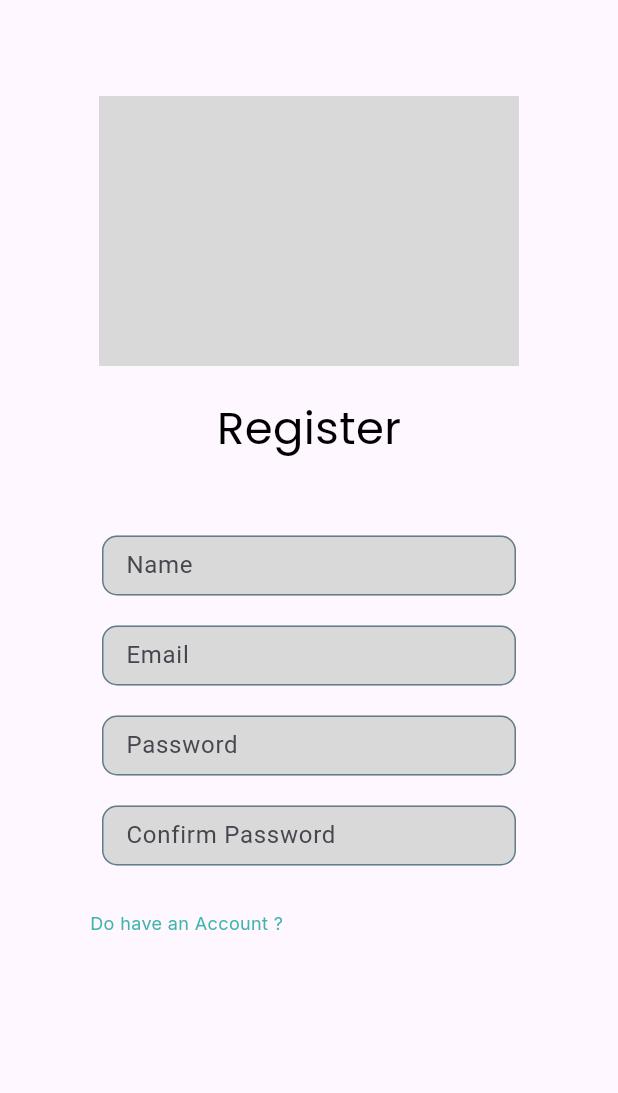
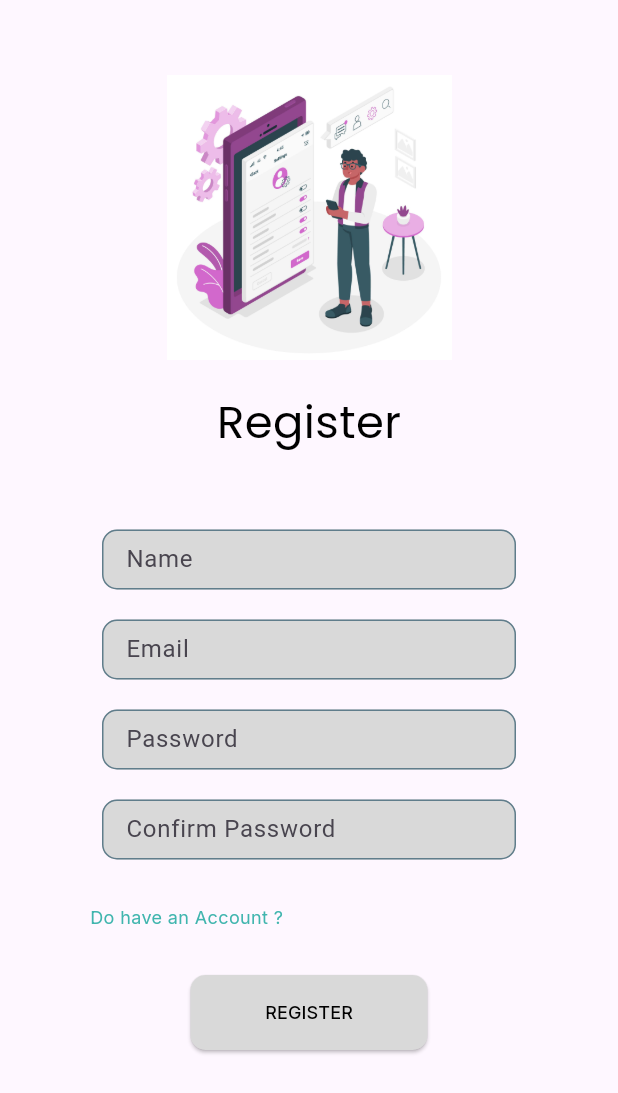
Before and after one commit to tejabaskara/Practice_aplication, a Flutter app: the page2 screen opened directly, on a phone screen of 412 x 824 dp. Shown: the top 1093 px of the screen. Run offline on Flutter 3.47's test engine with Material 3 defaults, Android fonts, the phone set to English and light mode, and no system bars; our stand-ins replace google_fonts.

Commit message:
finalize register page and edit text button(sign up -> register)

```diff
--- a/lib/landing.dart
+++ b/lib/landing.dart
@@ -104,7 +104,7 @@ class _page1State extends State<page1> {
             padding: EdgeInsets.only(top: 75, left: 20),
             child: ElevatedButton(
               child: Text(
-                "SIGN UP",
+                "REGISTER",
                 style: GoogleFonts.inter(
                   textStyle: TextStyle(
                     color: Colors.black,
--- a/lib/register.dart
+++ b/lib/register.dart
@@ -19,17 +19,17 @@ class _page2State extends State<page2> {
         body: ListView(children: [
       Column(children: [
         Padding(
-            padding: EdgeInsets.only(top: 64),
+            padding: EdgeInsets.only(top: 50),
             child: Center(
                 child: Container(
               width: 280,
-              height: 180,
+              height: 190,
               decoration: BoxDecoration(
-                color: Color(0xffD9D9D9),
-                // image: DecorationImage(
-                //   image: AssetImage('assets/images/register_image.jpg'),
-                //   fit: BoxFit.fill,
-                // ),
+                // color: Color(0xffD9D9D9),
+                image: DecorationImage(
+                  image: AssetImage('assets/images/register_image.jpg'),
+                  fit: BoxFit.fitHeight,
+                ),
               ),
             ))),
         Padding(
@@ -168,7 +168,28 @@ class _page2State extends State<page2> {
                   ),
                 ),
               )),
-        ])
+        ]),
+        Padding(
+            padding: EdgeInsets.only(top: 30),
+            child: ElevatedButton(
+              onPressed: () {},
+              child: Text(
+                "REGISTER",
+                style: GoogleFonts.inter(
+                  textStyle: TextStyle(
+                    color: Colors.black,
+                    fontSize: 12,
+                  ),
+                ),
+              ),
+              style: ElevatedButton.styleFrom(
+                  minimumSize: Size(158, 50),
+                  shape: RoundedRectangleBorder(
+                    borderRadius: BorderRadius.circular(10),
+                  ),
+                  backgroundColor: Color(0xffD9D9D9),
+                  foregroundColor: Colors.black),
+            ))
       ])
     ]));
   }
```
